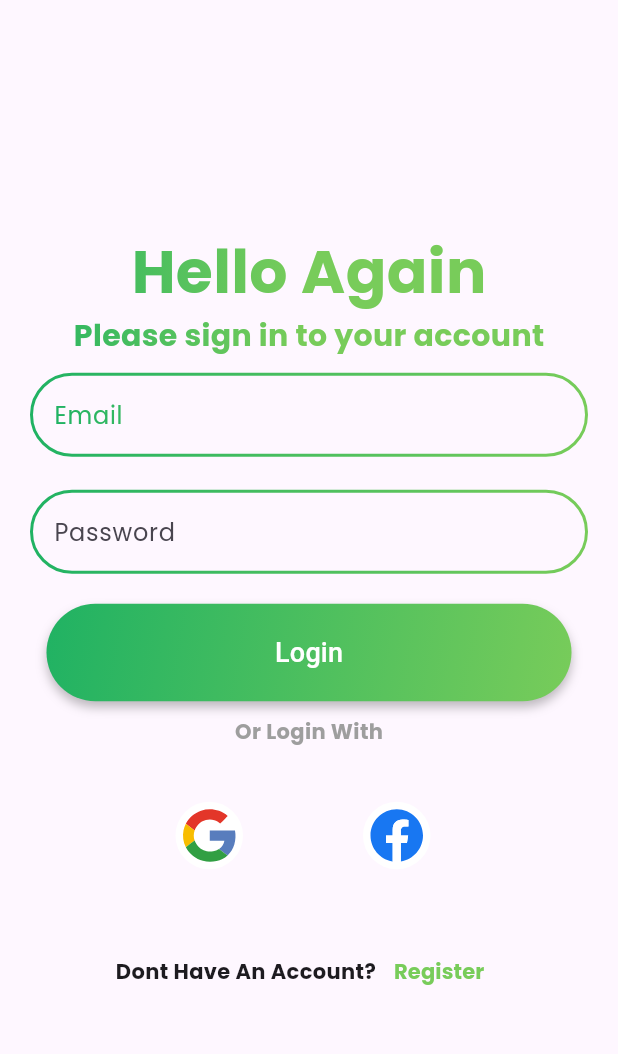
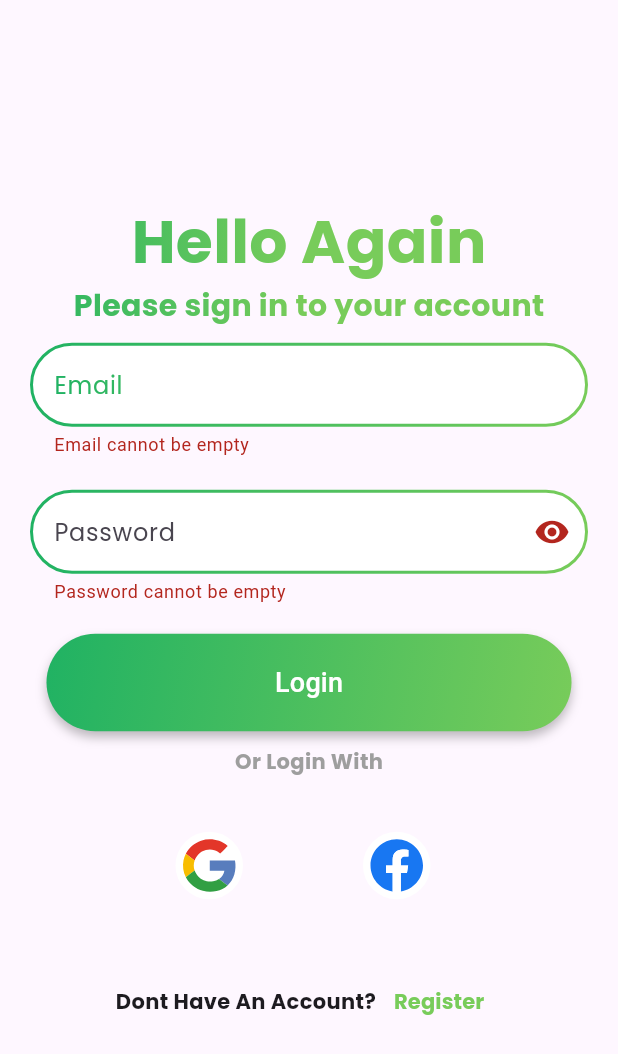
Before and after one commit to MuhammadAthalla/MELON-TVANMUDA, a Flutter app: the LoginPage screen opened by its route, after a tap on "Login", on a phone screen of 412 x 824 dp. Shown: the top 1054 px of the screen. Run offline on Flutter 3.47's test engine with Material 3 defaults, Android fonts, the phone set to English and light mode, and no system bars; our stand-ins replace cloud_firestore, firebase_auth, firebase_core, flutter_svg, google_fonts, gradient_borders; accounts and stored records are empty; project files that could hold a hidden picture were left out.

Commit message:
login & register fix

```diff
--- a/lib/authentication/login.dart
+++ b/lib/authentication/login.dart
@@ -1,12 +1,29 @@
+import 'package:cloud_firestore/cloud_firestore.dart';
+import 'package:firebase_auth/firebase_auth.dart';
+import 'package:firebase_core/firebase_core.dart';
 import 'package:flutter/material.dart';
 import 'package:flutter_svg/flutter_svg.dart';
 import 'package:google_fonts/google_fonts.dart';
 import 'package:gradient_borders/gradient_borders.dart';
 import 'package:ujikomtvanmuda/authentication/register.dart';
+import 'package:ujikomtvanmuda/home/homeScreen.dart';
+import 'package:ujikomtvanmuda/pages/home.dart';
 
-class LoginPage extends StatelessWidget {
+class LoginPage extends StatefulWidget {
   static String routeName = 'login_page';
 
+  @override
+  State<LoginPage> createState() => _LoginPageState();
+}
+
+class _LoginPageState extends State<LoginPage> {
+  bool _isObscure3 = true;
+  bool visible = false;
+  final _formKey = GlobalKey<FormState>();
+  final TextEditingController emailController = TextEditingController();
+  final TextEditingController passwordController = TextEditingController();
+
+  final _auth = FirebaseAuth.instance;
   @override
   Widget build(BuildContext context) {
     final Shader linear = LinearGradient(
@@ -17,6 +34,8 @@ class LoginPage extends StatelessWidget {
         body: Center(
       child: Padding(
         padding: EdgeInsets.symmetric(horizontal: 20),
+        child: Form(
+          key: _formKey,
           child: Column(
             mainAxisAlignment: MainAxisAlignment.center,
             children: [
@@ -33,8 +52,12 @@ class LoginPage extends StatelessWidget {
               SizedBox(
                 height: 10,
               ),
-            TextField(
+              TextFormField(
+                controller: emailController,
                 decoration: InputDecoration(
+                    filled: true,
+                    fillColor: Colors.white,
+                    enabled: true,
                     border: GradientOutlineInputBorder(
                         gradient: LinearGradient(
                             colors: [Color(0xFF20B263), Color(0x0ff78CC5A)]),
@@ -44,12 +67,41 @@ class LoginPage extends StatelessWidget {
                     hintText: "Email",
                     hintStyle: GoogleFonts.poppins(
                         foreground: Paint()..shader = linear)),
+                validator: (value) {
+                  if (value!.length == 0) {
+                    return "Email cannot be empty";
+                  }
+                  if (!RegExp("^[a-zA-Z0-9+_.-]+@[a-zA-Z0-9.-]+.[a-z]")
+                      .hasMatch(value)) {
+                    return ("Please enter a valid email");
+                  } else {
+                    return null;
+                  }
+                },
+                onSaved: (value) {
+                  emailController.text = value!;
+                },
+                keyboardType: TextInputType.emailAddress,
               ),
               SizedBox(
                 height: 22,
               ),
-            TextField(
+              TextFormField(
+                controller: passwordController,
+                obscureText: _isObscure3,
                 decoration: InputDecoration(
+                    suffixIcon: IconButton(
+                        onPressed: () {
+                          setState(() {
+                            _isObscure3 = !_isObscure3;
+                          });
+                        },
+                        icon: Icon(_isObscure3
+                            ? Icons.visibility
+                            : Icons.visibility_off)),
+                    filled: true,
+                    fillColor: Colors.white,
+                    enabled: true,
                     border: GradientOutlineInputBorder(
                         gradient: LinearGradient(
                             colors: [Color(0xFF20B263), Color(0x0ff78CC5A)]),
@@ -58,6 +110,21 @@ class LoginPage extends StatelessWidget {
                             BorderRadius.all(const Radius.circular(44.0))),
                     hintText: "Password",
                     hintStyle: GoogleFonts.poppins()),
+                validator: (value) {
+                  RegExp regex = new RegExp(r'^.{6,}$');
+                  if (value!.isEmpty) {
+                    return "Password cannot be empty";
+                  }
+                  if (!regex.hasMatch(value)) {
+                    return ("please enter valid password min. 6 character");
+                  } else {
+                    return null;
+                  }
+                },
+                onSaved: (value) {
+                  passwordController.text = value!;
+                },
+                keyboardType: TextInputType.emailAddress,
               ),
               SizedBox(
                 height: 20,
@@ -96,7 +163,12 @@ class LoginPage extends StatelessWidget {
                     // elevation: MaterialStateProperty.all(3),
                     shadowColor: MaterialStateProperty.all(Colors.transparent),
                   ),
-                onPressed: () {},
+                  onPressed: () {
+                    setState(() {
+                      visible = true;
+                    });
+                    signIn(emailController.text, passwordController.text);
+                  },
                   child: Padding(
                     padding: const EdgeInsets.only(
                       top: 10,
@@ -156,6 +228,58 @@ class LoginPage extends StatelessWidget {
             ],
           ),
         ),
+      ),
     ));
   }
+
+  void route(BuildContext context) {
+    User? user = FirebaseAuth.instance.currentUser;
+    if (user != null) {
+      var kk = FirebaseFirestore.instance
+          .collection('users')
+          .doc(user.uid)
+          .get()
+          .then((DocumentSnapshot documentSnapshot) {
+        if (documentSnapshot.exists) {
+          if (documentSnapshot.get('role') == "admin") {
+            Navigator.pushReplacement(
+              context,
+              MaterialPageRoute(
+                builder: (context) => HomeScreen(),
+              ),
+            );
+          } else {
+            Navigator.pushReplacement(
+              context,
+              MaterialPageRoute(
+                builder: (context) => HomeScreen(),
+              ),
+            );
           }
+        } else {
+          print('Document does not exist on the database');
+          // Tangani kasus di mana dokumen tidak ditemukan di Firestore
+        }
+      });
+    }
+  }
+
+  void signIn(String email, String password) async {
+    if (_formKey.currentState!.validate()) {
+      try {
+        UserCredential userCredential =
+            await FirebaseAuth.instance.signInWithEmailAndPassword(
+          email: email,
+          password: password,
+        );
+        route(context); // Menggunakan context yang valid
+      } on FirebaseAuthException catch (e) {
+        if (e.code == 'user-not-found') {
+          print('No user found for that email.');
+        } else if (e.code == 'wrong-password') {
+          print('Wrong password provided for that user.');
+        }
+      }
+    }
+  }
+}
--- a/lib/authentication/register.dart
+++ b/lib/authentication/register.dart
@@ -1,3 +1,5 @@
+import 'dart:io';
+
 import 'package:cloud_firestore/cloud_firestore.dart';
 import 'package:firebase_auth/firebase_auth.dart';
 import 'package:flutter/material.dart';
@@ -30,7 +32,7 @@ class _RegisterPageState extends State<RegisterPage> {
   bool _isObscure = true;
   bool _isObscure2 = true;
 
-  //File? file;
+  File? file;
   var options = ['user', 'admin'];
 
   var _currentItemSelected = "user";
--- a/lib/home/homeScreen.dart
+++ b/lib/home/homeScreen.dart
@@ -37,7 +37,7 @@ class _HomeScreenState extends State<HomeScreen> {
         body: const TabBarView(
           children: [
             Center(
-              child: home(),
+              child: Home(),
             ),
             Center(
               child: CartPage(),
--- a/lib/main.dart
+++ b/lib/main.dart
@@ -27,7 +27,7 @@ class MyApp extends StatelessWidget {
   Widget build(BuildContext context) {
     return MaterialApp(
       title: 'Flutter Demo',
-      home: home(),
+      home: Home(),
       theme: ThemeData(),
       initialRoute: splashScreen.routeName,
       routes: {
@@ -36,7 +36,7 @@ class MyApp extends StatelessWidget {
         RegisterPage.routeName: (context) => RegisterPage(),
         HomeScreen.routeName: (context) => const HomeScreen(),
         DetailScreen.routeName: (context) => DetailScreen(),
-        home.routeName: (context) => home(),
+        Home.routeName: (context) => Home(),
         HomeAdmin.routeName: (context) => HomeAdmin(),
         AdminPage.routeName: (context) => AdminPage(),
         CreateArticle.routName: (context) => CreateArticle()
```
Also changed, not shown: lib/pages/home.dart (+4 -4 lines). Lines whose indentation alone changed are shown as unchanged.
